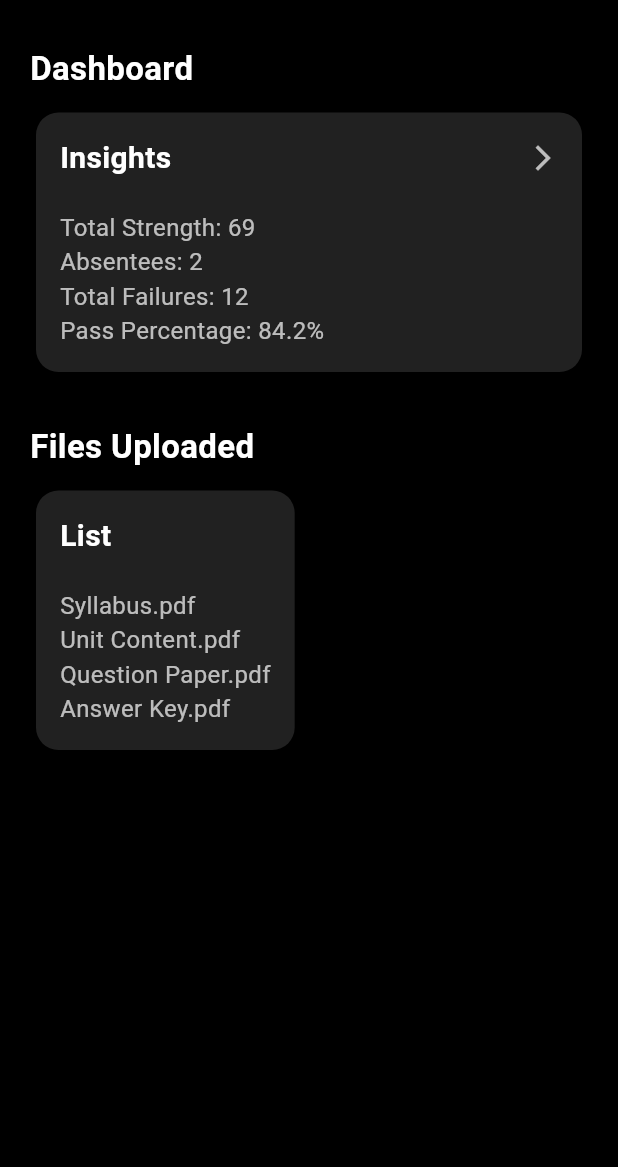
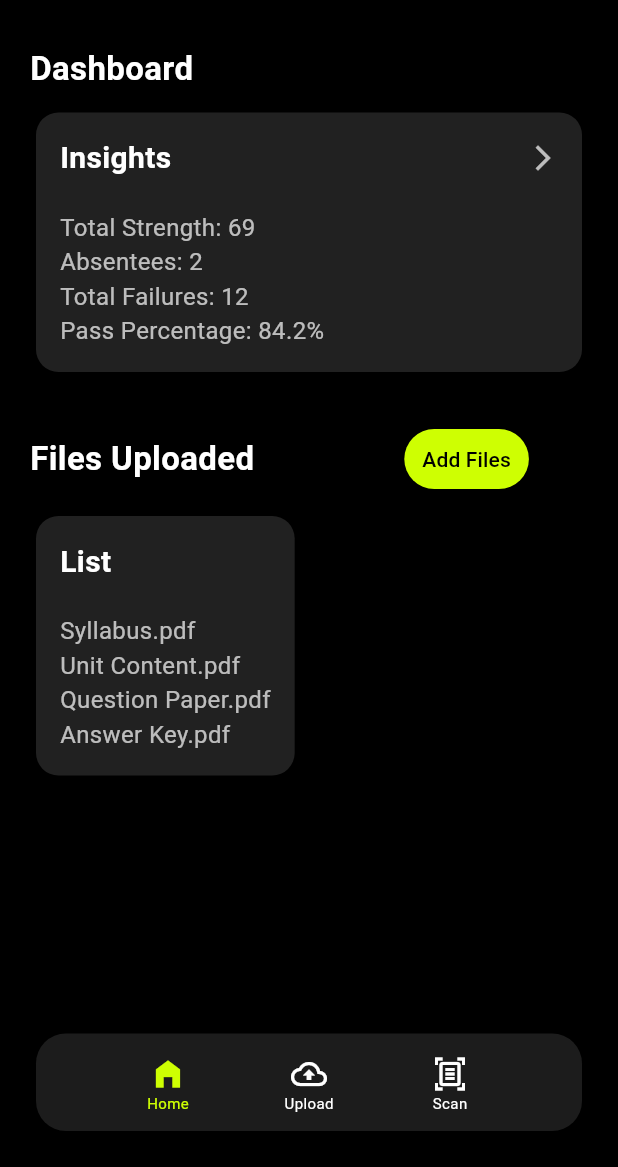
Before and after one commit to Aaron-Chacko/GradiFi, a Flutter app: the screen it shows after launch, on a phone screen of 412 x 824 dp, the part 69-1236 px from its top. Run offline on Flutter 3.47's test engine with Material 3 defaults, Android fonts, the phone set to English and light mode, and no system bars.

Commit message:
feat: add nav bar

```diff
--- a/lib/main.dart
+++ b/lib/main.dart
@@ -1,5 +1,5 @@
 import 'package:flutter/material.dart';
-import 'screens/home_page.dart'; // Import your HomePage
+import 'screens/home_page.dart';
 
 void main() {
   runApp(const MyApp());
@@ -16,7 +16,7 @@ class MyApp extends StatelessWidget {
       theme: ThemeData(
         colorScheme: ColorScheme.fromSeed(seedColor: Colors.deepPurple),
       ),
-      home: const HomePage(), // Use HomePage instead of MyHomePage
+      home: const HomePage(),
     );
   }
 }
--- a/lib/screens/home_page.dart
+++ b/lib/screens/home_page.dart
@@ -1,8 +1,22 @@
 import 'package:flutter/material.dart';
 
-class HomePage extends StatelessWidget {
+class HomePage extends StatefulWidget {
   const HomePage({super.key});
 
+  @override
+  State<HomePage> createState() => _HomePageState();
+}
+
+List<IconData> navIcons = [
+  Icons.home_filled,
+  Icons.cloud_upload_outlined,
+  Icons.document_scanner_outlined,
+];
+
+List<String> navTitles = ["Home", "Upload", "Scan"];
+int selectedIndex = 0;
+
+class _HomePageState extends State<HomePage> {
   @override
   Widget build(BuildContext context) {
     return Scaffold(
@@ -39,7 +53,7 @@ class HomePage extends StatelessWidget {
           const Padding(
             padding: EdgeInsets.symmetric(horizontal: 20),
             child: Text(
-              'Dashboard', //---------------dashboard------------------
+              'Dashboard',
               style: TextStyle(
                 fontSize: 22,
                 fontWeight: FontWeight.bold,
@@ -48,9 +62,7 @@ class HomePage extends StatelessWidget {
             ),
           ),
           const SizedBox(height: 10),
-
           Padding(
-            //-----------------card---------------
             padding: const EdgeInsets.symmetric(horizontal: 20),
             child: Card(
               color: Colors.grey[900],
@@ -105,22 +117,35 @@ Pass Percentage: 84.2%''',
               ),
             ),
           ),
-          const SizedBox(height: 30), // Spacing between card and title
-          const Padding(
-            padding: EdgeInsets.symmetric(horizontal: 20),
-            child: Text(
-              'Files Uploaded', //------------------files uploaded---------------------
+          const SizedBox(height: 30),
+          Padding(
+            padding: const EdgeInsets.symmetric(horizontal: 20),
+            child: Row(
+              children: [
+                const Text(
+                  'Files Uploaded',
                   style: TextStyle(
                     fontSize: 22,
                     fontWeight: FontWeight.bold,
                     color: Colors.white,
                   ),
                 ),
+                const SizedBox(width: 100),
+                TextButton(
+                  onPressed: () {},
+                  child: const Text(
+                    "Add Files",
+                    style: TextStyle(color: Colors.black),
                   ),
-
+                  style: TextButton.styleFrom(
+                    backgroundColor: const Color(0xFFCEFF02),
+                  ),
+                ),
+              ],
+            ),
+          ),
           const SizedBox(height: 10),
-
-          Padding( //----------------------second card-----------------------
+          Padding(
             padding: const EdgeInsets.symmetric(horizontal: 20),
             child: Card(
               color: Colors.grey[900],
@@ -128,11 +153,11 @@ Pass Percentage: 84.2%''',
                 borderRadius: BorderRadius.circular(15),
               ),
               elevation: 4,
-    child: Padding(
-      padding: const EdgeInsets.all(16),
+              child: const Padding(
+                padding: EdgeInsets.all(16),
                 child: Column(
                   crossAxisAlignment: CrossAxisAlignment.start,
-        children: const [
+                  children: [
                     Text(
                       'List',
                       style: TextStyle(
@@ -142,20 +167,72 @@ Pass Percentage: 84.2%''',
                       ),
                     ),
                     SizedBox(height: 20),
-          Text(
-            '''Syllabus.pdf
+                    Text('''Syllabus.pdf
 Unit Content.pdf
 Question Paper.pdf
-Answer Key.pdf''',
-            style: TextStyle(fontSize: 16, color: Colors.white70),
-          ),
+Answer Key.pdf''', style: TextStyle(fontSize: 16, color: Colors.white70)),
                   ],
                 ),
               ),
             ),
           ),
+          const Spacer(),
+          Align(alignment: Alignment.bottomCenter, child: _navBar()),
+        ],
+      ),
+    );
+  }
 
+  Widget _navBar() {
+    return Container(
+      height: 65,
+      margin: EdgeInsets.only(right: 24, left: 24, bottom: 24),
+      decoration: BoxDecoration(
+        color: Color(0XFF1C1C1C),
+        borderRadius: BorderRadius.circular(20),
+      ),
+      child: Row(
+        crossAxisAlignment: CrossAxisAlignment.center,
+        mainAxisAlignment: MainAxisAlignment.center,
+        children:
+            navIcons.map((icon) {
+              int index = navIcons.indexOf(icon);
+              bool isSelected = selectedIndex == index;
+              return Material(
+                color: Colors.transparent,
+                child: GestureDetector(
+                  onTap: () {
+                    setState(() {
+                      selectedIndex = index;
+                    });
+                  },
+                  child: Column(
+                    children: [
+                      Container(
+                        alignment: Alignment.center,
+                        margin: EdgeInsets.only(
+                          top: 15,
+                          bottom: 0,
+                          left: 35,
+                          right: 35,
+                        ),
+                        child: Icon(
+                          icon,
+                          color: isSelected ? Color(0xFFCEFF02) : Colors.white,
+                        ),
+                      ),
+                      Text(
+                        navTitles[index],
+                        style: TextStyle(
+                          color: isSelected ? Color(0xFFCEFF02) : Colors.white,
+                          fontSize: 10,
+                        ),
+                      ),
                     ],
+                  ),
+                ),
+              );
+            }).toList(),
       ),
     );
   }
```
Also changed, not shown: pubspec.lock. Lines whose indentation alone changed are shown as unchanged.
